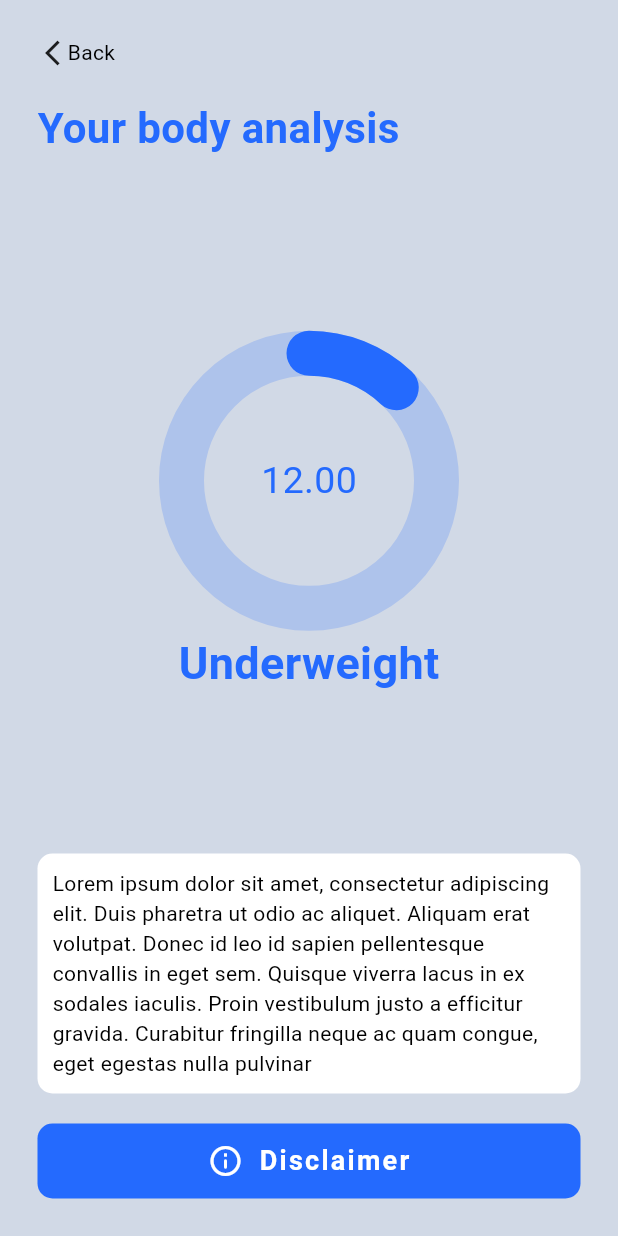
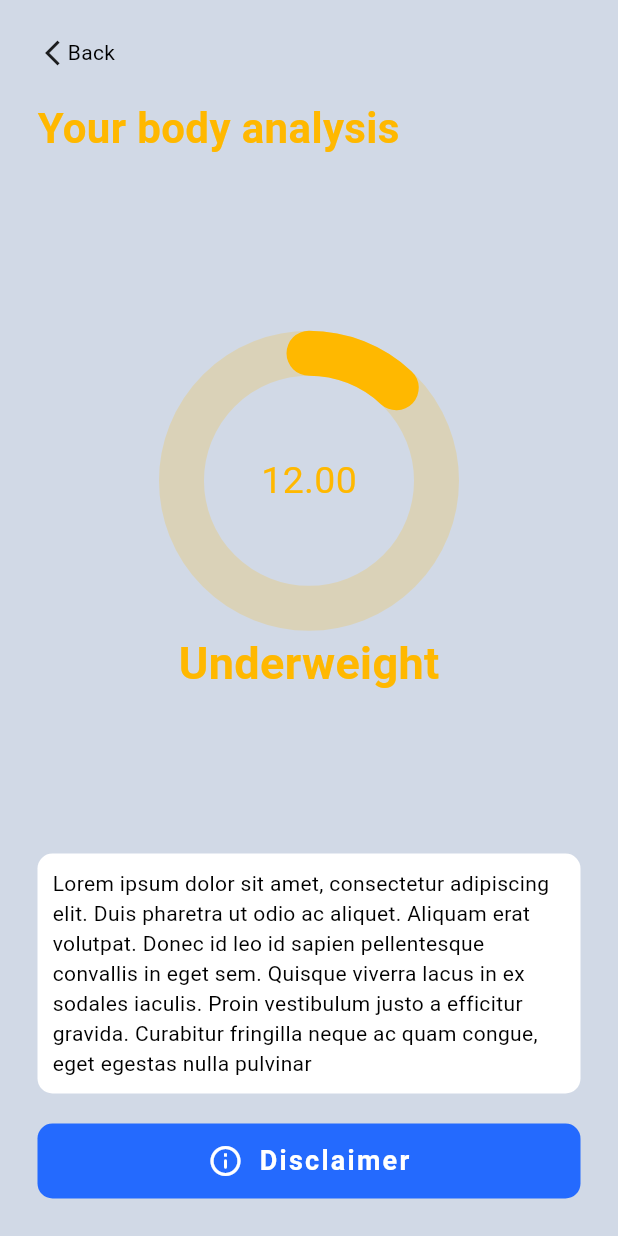
Before and after one commit to harshit2k4/YABC, a Flutter app: the screen it shows after launch, after a tap on "ANALYZE", on a phone screen of 412 x 824 dp. Run offline on Flutter 3.47's test engine with Material 3 defaults, Android fonts, the phone set to English and light mode, and no system bars; drawn by our look-alikes of percent_indicator; our stand-ins replace get, syncfusion_flutter_sliders.

Commit message:
feat: implement BMI color visualization in analysis page

```diff
--- a/lib/ui/analysis_page.dart
+++ b/lib/ui/analysis_page.dart
@@ -33,12 +33,15 @@ class AnalysisPage extends StatelessWidget {
               Row(
                 children: [
                   Expanded(
-                    child: Text(
-                      "Your body analysis",
-                      style: TextStyle(
-                        fontWeight: FontWeight.bold,
-                        fontSize: 28,
-                        color: Theme.of(context).colorScheme.primary,
+                    child: Obx(
+                      () => Text(
+                        "Your body analysis",
+                        style: TextStyle(
+                          fontWeight: FontWeight.bold,
+                          fontSize: 28,
+                          // color: Theme.of(context).colorScheme.primary,
+                          color: bmiController.colorStatus.value,
+                        ),
                       ),
                     ),
                   ),
@@ -55,7 +58,8 @@ class AnalysisPage extends StatelessWidget {
                       footer: Text(
                         bmiController.bmiStatus.value,
                         style: TextStyle(
-                          color: Theme.of(context).colorScheme.primary,
+                          // color: Theme.of(context).colorScheme.primary,
+                          color: bmiController.colorStatus.value,
                           fontSize: 30,
                           fontWeight: FontWeight.bold,
                         ),
@@ -66,16 +70,20 @@ class AnalysisPage extends StatelessWidget {
                       center: Text(
                         bmiController.bmi.value,
                         style: TextStyle(
-                          color: Theme.of(context).colorScheme.primary,
+                          // color: Theme.of(context).colorScheme.primary,
+                          color: bmiController.colorStatus.value,
                           fontSize: 25,
                         ),
                       ),
                       animation: true,
                       circularStrokeCap: CircularStrokeCap.round,
-                      progressColor: Theme.of(context).colorScheme.primary,
-                      backgroundColor: Theme.of(
-                        context,
-                      ).colorScheme.primary.withOpacity(0.2),
+                      // progressColor: Theme.of(context).colorScheme.primary,
+                      progressColor: bmiController.colorStatus.value,
+                      // backgroundColor: Theme.of(
+                      //   context,
+                      // ).colorScheme.primary.withOpacity(0.2),
+                      backgroundColor: bmiController.colorStatus.value
+                          .withOpacity(0.2),
                     ),
                   ),
                 ),
```
